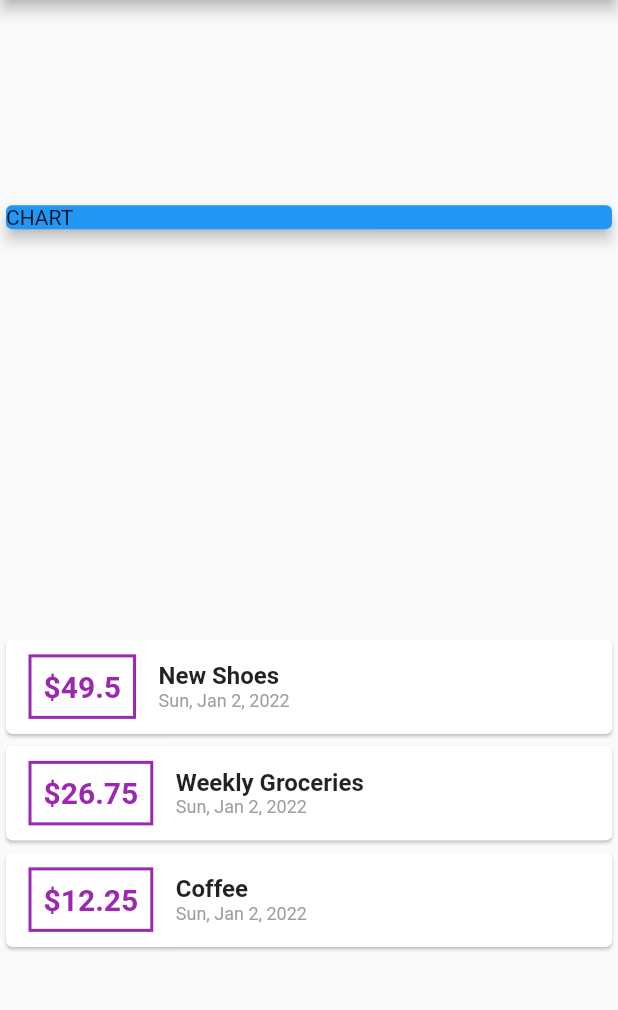
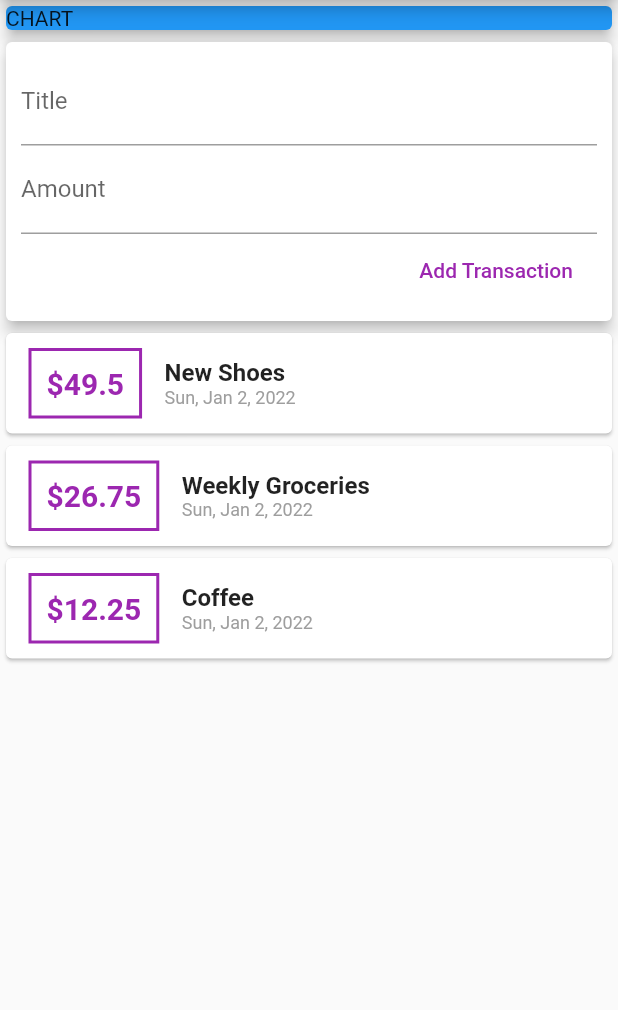
Before and after one commit to elvan/expense_tracker_app_flutter_example, a Flutter app: the screen it shows after launch, on a phone screen of 412 x 824 dp, the part 84-1094 px from its top. Run offline on Flutter 3.47's test engine with Material 2 defaults, Android fonts, the phone set to English and light mode, and no system bars.

Commit message:
adding text input widgets

```diff
--- a/lib/home_page.dart
+++ b/lib/home_page.dart
@@ -35,8 +35,8 @@ class HomePage extends StatelessWidget {
       ),
       body: Column(
         crossAxisAlignment: CrossAxisAlignment.stretch,
-        mainAxisAlignment: MainAxisAlignment.spaceAround,
         children: [
+          // CHART
           const SizedBox(
             width: double.infinity,
             child: Card(
@@ -45,6 +45,34 @@ class HomePage extends StatelessWidget {
               child: Text('CHART'),
             ),
           ),
+          // FORM
+          Card(
+            elevation: 4.0,
+            child: Container(
+              padding: const EdgeInsets.all(10.0),
+              child: Column(
+                crossAxisAlignment: CrossAxisAlignment.end,
+                children: [
+                  const TextField(
+                    decoration: InputDecoration(
+                      labelText: 'Title',
+                    ),
+                  ),
+                  const TextField(
+                    decoration: InputDecoration(
+                      labelText: 'Amount',
+                    ),
+                  ),
+                  FlatButton(
+                    textColor: Colors.purple,
+                    onPressed: () {},
+                    child: const Text('Add Transaction'),
+                  ),
+                ],
+              ),
+            ),
+          ),
+          // TRANSACTIONS
           Column(
             children: transactions.map((transaction) {
               return Card(
@@ -61,7 +89,7 @@ class HomePage extends StatelessWidget {
                           width: 2.0,
                         ),
                       ),
-                      padding: const EdgeInsets.all(8.0),
+                      padding: const EdgeInsets.all(10.0),
                       child: Text(
                         '\$${transaction.amount}',
                         style: const TextStyle(
```
